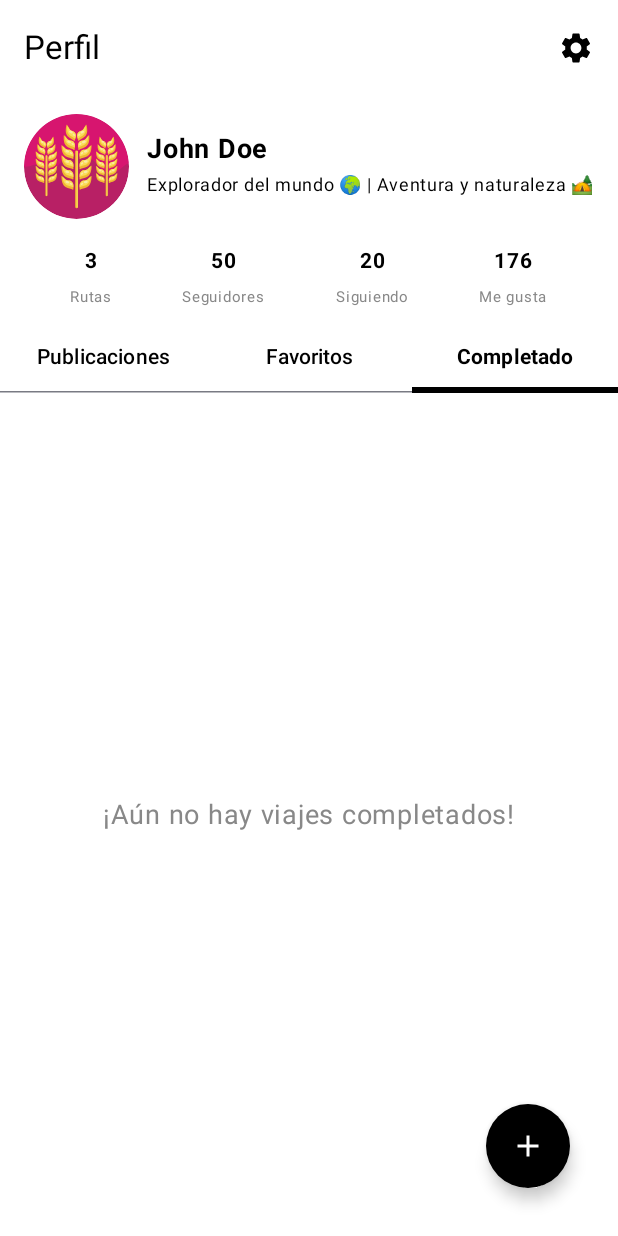
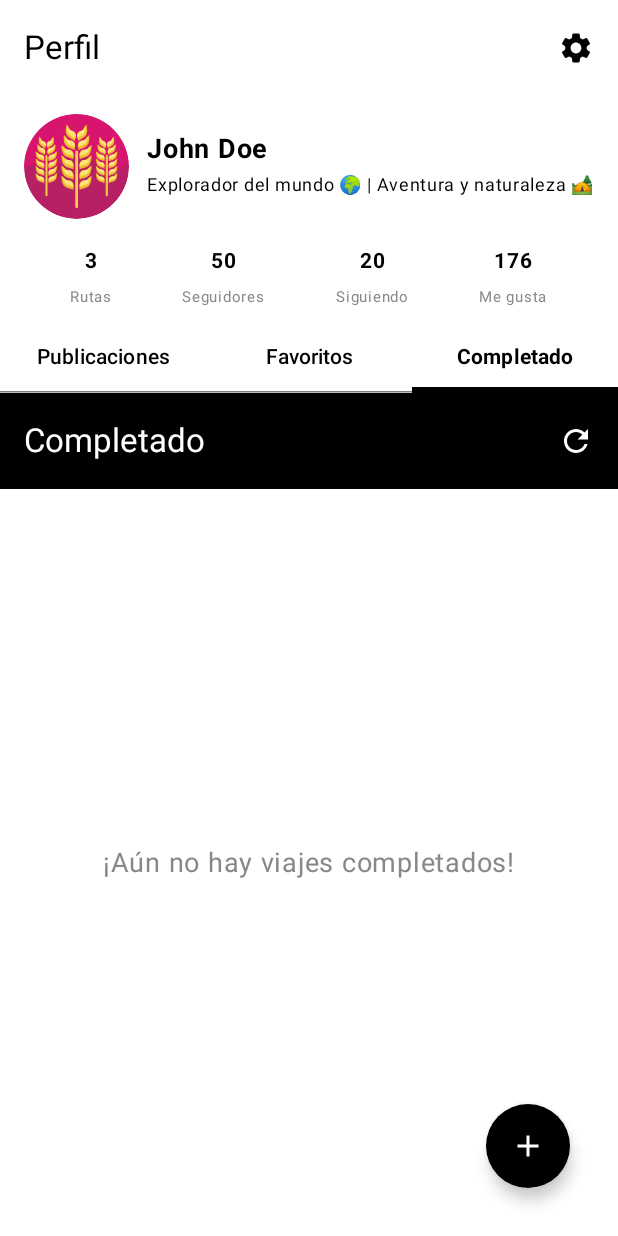
Before and after one commit to aplicacionsMobils-hugo-pol/roamly, an Android app built with Jetpack Compose: the ProfileScreen screen opened through its navigation route, tab 3 chosen, on a phone screen of 412 x 824 dp. Run offline under Robolectric (Android 15) with nearby library versions, the phone set to English and light mode, and no system bars; our stand-ins replace Dagger/Hilt's generated code, Firebase (no records; nobody signed in at launch, a user with empty details on screens opened directly), livedata-compose; pictures from the network do not load.

```diff
--- a/app/src/main/java/com/example/roamly/ui/view/CompletedTripsScreen.kt
+++ b/app/src/main/java/com/example/roamly/ui/view/CompletedTripsScreen.kt
@@ -13,6 +13,7 @@ import androidx.compose.material.icons.Icons
 import androidx.compose.material.icons.filled.Add
 import androidx.compose.material.icons.filled.Delete
 import androidx.compose.material.icons.filled.Edit
+import androidx.compose.material.icons.filled.Refresh
 import androidx.compose.material3.*
 import androidx.compose.runtime.*
 import androidx.compose.ui.Alignment
@@ -26,6 +27,7 @@ import androidx.compose.ui.text.font.FontWeight
 import androidx.compose.ui.text.input.KeyboardType
 import androidx.compose.ui.unit.dp
 import androidx.compose.ui.unit.sp
+import androidx.compose.material.icons.filled.Refresh
 import androidx.compose.ui.window.Dialog
 import androidx.compose.ui.window.DialogProperties
 import androidx.hilt.navigation.compose.hiltViewModel
@@ -81,6 +83,17 @@ fun CompletedTripsScreen(
     }
 
     Scaffold(
+        topBar = {
+            TopAppBar(
+                title = { Text(stringResource(R.string.completed), color = Color.White) },
+                actions = {
+                    IconButton(onClick = { viewModel.refreshTrips() }) {
+                        Icon(Icons.Default.Refresh, contentDescription = "Refresh", tint = Color.White)
+                    }
+                },
+                colors = TopAppBarDefaults.topAppBarColors(containerColor = Color.Black)
+            )
+        },
         floatingActionButton = {
             FloatingActionButton(
                 onClick = {
```
